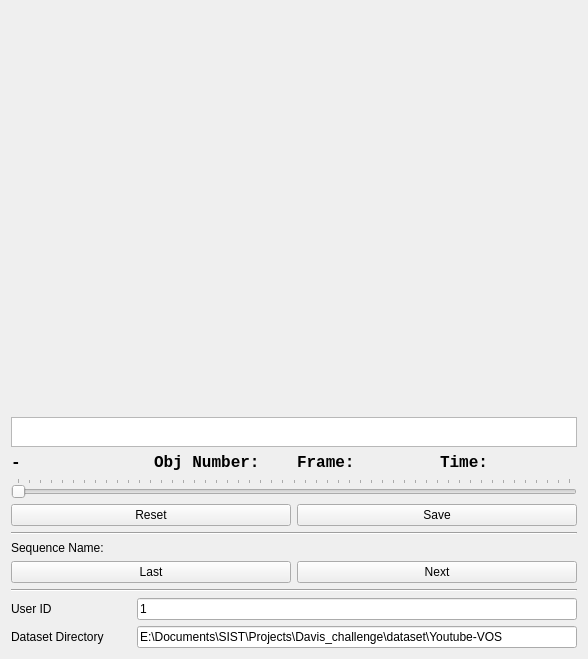
ShenhanQian/inital-scribble-collector, file scribble_collector_UI.ui: the form before one commit.
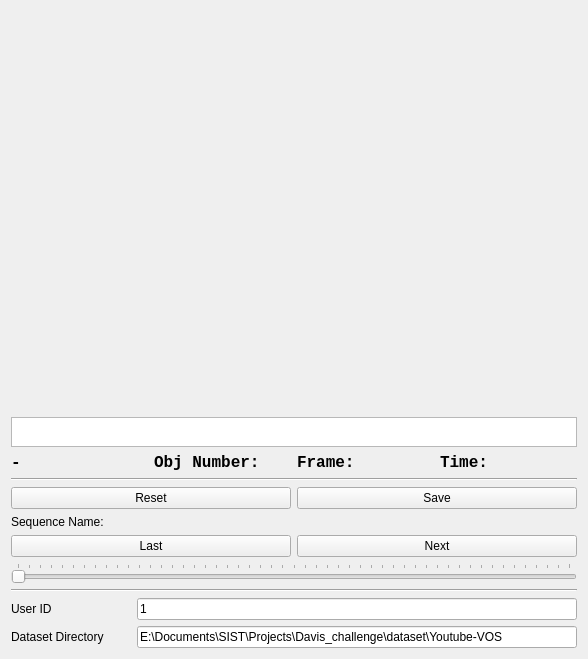
The form after the commit.

Commit message: Add hotkey Adjust widget postion

Diff of the .ui file:
```diff
--- a/scribble_collector_UI.ui
+++ b/scribble_collector_UI.ui
@@ -140,27 +140,18 @@
       </layout>
      </item>
      <item>
-      <widget class="QSlider" name="horizontalSlider">
-       <property name="sizePolicy">
-        <sizepolicy hsizetype="Minimum" vsizetype="Minimum">
-         <horstretch>0</horstretch>
-         <verstretch>0</verstretch>
-        </sizepolicy>
-       </property>
-       <property name="mouseTracking">
-        <bool>false</bool>
-       </property>
-       <property name="maximum">
-        <number>50</number>
-       </property>
+      <widget class="Line" name="line_4">
        <property name="orientation">
         <enum>Qt::Horizontal</enum>
        </property>
-       <property name="tickPosition">
-        <enum>QSlider::TicksAbove</enum>
-       </property>
       </widget>
      </item>
+     <item>
+      <layout class="QHBoxLayout" name="horizontalLayout_11">
+       <item>
+        <layout class="QHBoxLayout" name="horizontalLayout_4">
+         <item>
+          <layout class="QVBoxLayout" name="verticalLayout_3">
      <item>
       <layout class="QHBoxLayout" name="horizontalLayout_3">
        <item>
@@ -192,19 +183,6 @@
       </layout>
      </item>
      <item>
-      <widget class="Line" name="line_4">
-       <property name="orientation">
-        <enum>Qt::Horizontal</enum>
-       </property>
-      </widget>
-     </item>
-     <item>
-      <layout class="QHBoxLayout" name="horizontalLayout_11">
-       <item>
-        <layout class="QHBoxLayout" name="horizontalLayout_4">
-         <item>
-          <layout class="QVBoxLayout" name="verticalLayout_3">
-           <item>
             <widget class="QLabel" name="label_seq_name">
              <property name="text">
               <string>Sequence Name: </string>
@@ -229,6 +207,31 @@
              </item>
             </layout>
            </item>
+           <item>
+            <widget class="QSlider" name="horizontalSlider">
+             <property name="sizePolicy">
+              <sizepolicy hsizetype="Minimum" vsizetype="Minimum">
+               <horstretch>0</horstretch>
+               <verstretch>0</verstretch>
+              </sizepolicy>
+             </property>
+             <property name="mouseTracking">
+              <bool>false</bool>
+             </property>
+             <property name="focusPolicy">
+              <enum>Qt::StrongFocus</enum>
+             </property>
+             <property name="maximum">
+              <number>50</number>
+             </property>
+             <property name="orientation">
+              <enum>Qt::Horizontal</enum>
+             </property>
+             <property name="tickPosition">
+              <enum>QSlider::TicksAbove</enum>
+             </property>
+            </widget>
+           </item>
           </layout>
          </item>
         </layout>
```
Lines whose indentation alone changed are shown as unchanged. The commit also changes 2 other files.
